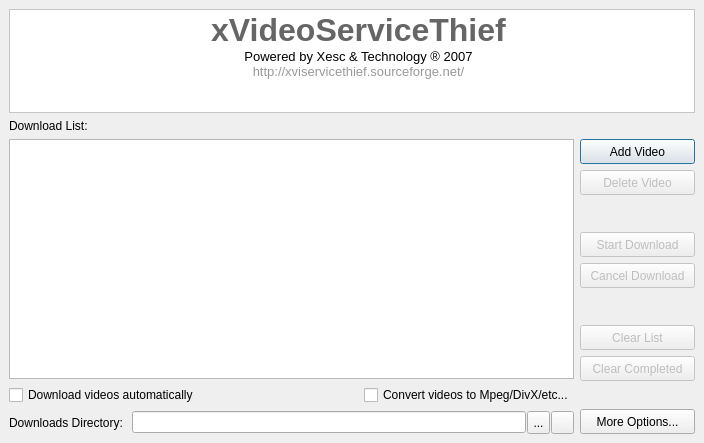
ckorn/xvst, file ui/mainform.ui: the form before one commit.
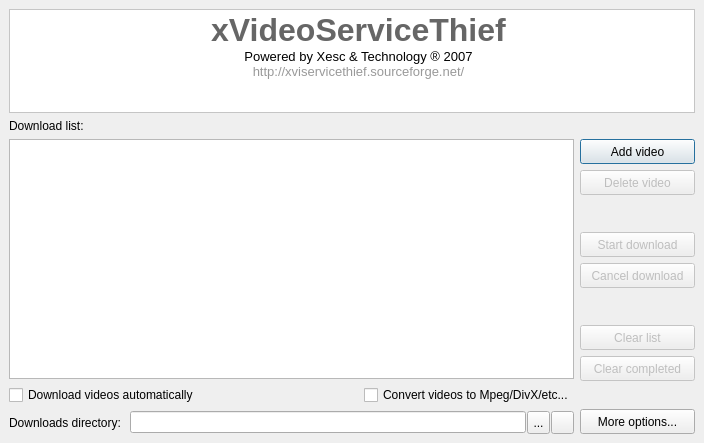
The form after the commit. Icons and pictures are not drawn.

Diff of the .ui file:
```diff
--- a/ui/mainform.ui
+++ b/ui/mainform.ui
@@ -232,7 +232,7 @@
     <item row="1" column="0" colspan="2" >
      <widget class="QLabel" name="lblDownloadList" >
       <property name="text" >
-       <string>Download List:</string>
+       <string>Download list:</string>
       </property>
      </widget>
     </item>
@@ -321,7 +321,7 @@
          </size>
         </property>
         <property name="text" >
-         <string>Add Video</string>
+         <string>Add video</string>
         </property>
         <property name="default" >
          <bool>true</bool>
@@ -340,7 +340,7 @@
          </size>
         </property>
         <property name="text" >
-         <string>Delete Video</string>
+         <string>Delete video</string>
         </property>
        </widget>
       </item>
@@ -369,7 +369,7 @@
          </size>
         </property>
         <property name="text" >
-         <string>Start Download</string>
+         <string>Start download</string>
         </property>
        </widget>
       </item>
@@ -385,7 +385,7 @@
          </size>
         </property>
         <property name="text" >
-         <string>Cancel Download</string>
+         <string>Cancel download</string>
         </property>
        </widget>
       </item>
@@ -414,7 +414,7 @@
          </size>
         </property>
         <property name="text" >
-         <string>Clear List</string>
+         <string>Clear list</string>
         </property>
        </widget>
       </item>
@@ -430,7 +430,7 @@
          </size>
         </property>
         <property name="text" >
-         <string>Clear Completed</string>
+         <string>Clear completed</string>
         </property>
        </widget>
       </item>
@@ -459,7 +459,7 @@
          </size>
         </property>
         <property name="text" >
-         <string>More Options...</string>
+         <string>More options...</string>
         </property>
        </widget>
       </item>
@@ -510,7 +510,7 @@
          </sizepolicy>
         </property>
         <property name="text" >
-         <string>Downloads Directory:</string>
+         <string>Downloads directory:</string>
         </property>
         <property name="alignment" >
          <set>Qt::AlignCenter</set>
```
Left out of the diff: 32 changed lines with no effect on the pictures.
